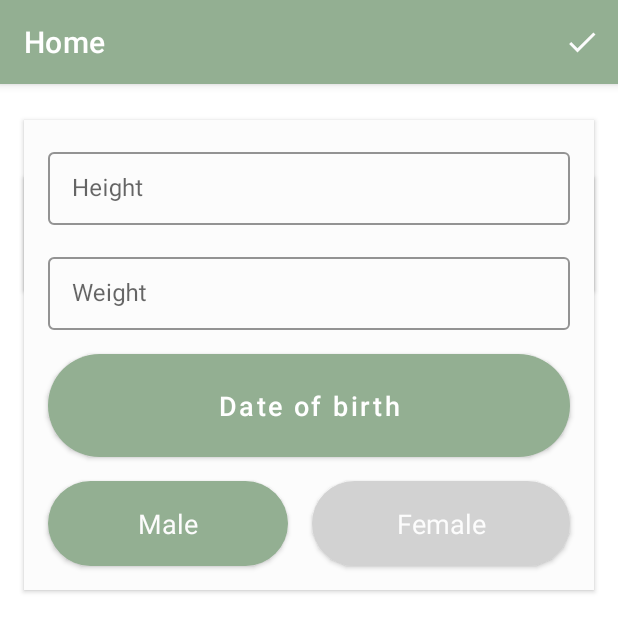
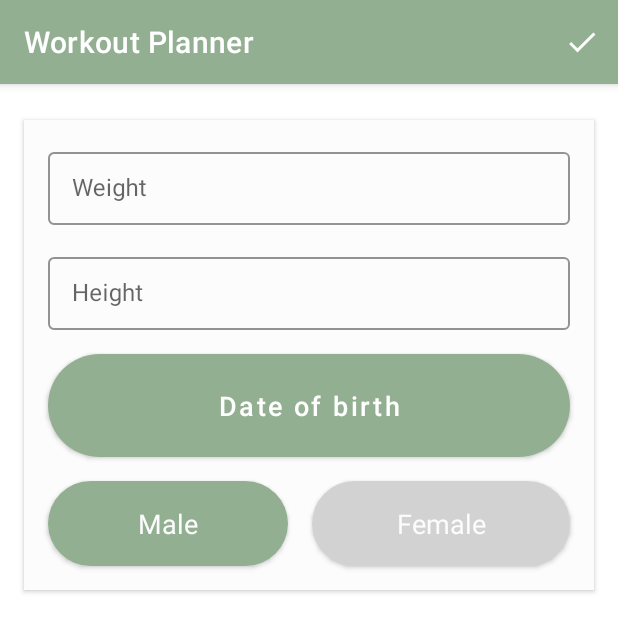
Before and after one commit to William-Larsson/workout-app, an Android app: the fragment EditPersonInfoFragment placed in its activity, after a tap on "save_edited_personinfo", on a phone screen of 412 x 824 dp. Shown: the top 632 px of the screen. Run offline under Robolectric (Android 15) with nearby library versions, the phone set to English and light mode, and no system bars; our stand-ins replace Room's generated code.

Commit message:
[fix] EditPerson now saves state without crash

```diff
--- a/app/build.gradle
+++ b/app/build.gradle
@@ -28,8 +28,8 @@ android {
 
 dependencies {
     implementation fileTree(dir: "libs", include: ["*.jar"])
-    implementation 'androidx.appcompat:appcompat:1.1.0'
-    implementation 'com.google.android.material:material:1.1.0'
+    implementation 'androidx.appcompat:appcompat:1.2.0'
+    implementation 'com.google.android.material:material:1.2.0'
     implementation 'androidx.constraintlayout:constraintlayout:1.1.3'
     implementation 'androidx.navigation:navigation-fragment:2.3.0'
     implementation 'androidx.navigation:navigation-ui:2.3.0'
--- a/app/src/main/java/se/umu/oi17wln/workoutplanner/MainActivity.java
+++ b/app/src/main/java/se/umu/oi17wln/workoutplanner/MainActivity.java
@@ -3,23 +3,27 @@ package se.umu.oi17wln.workoutplanner;
 import android.animation.Animator;
 import android.animation.AnimatorListenerAdapter;
 import android.os.Bundle;
+import android.util.Log;
 import android.view.View;
 
 import com.google.android.material.bottomnavigation.BottomNavigationView;
 import com.google.android.material.bottomnavigation.LabelVisibilityMode;
 
 import androidx.appcompat.app.AppCompatActivity;
-import androidx.core.content.ContextCompat;
-import androidx.navigation.NavController;
-import androidx.navigation.Navigation;
-import androidx.navigation.ui.AppBarConfiguration;
-import androidx.navigation.ui.NavigationUI;
+import androidx.fragment.app.Fragment;
+
+import java.util.Objects;
+
+import se.umu.oi17wln.workoutplanner.ui.home.HomeFragment;
+import se.umu.oi17wln.workoutplanner.ui.notifications.NotificationsFragment;
+import se.umu.oi17wln.workoutplanner.ui.profile.ProfileFragment;
 
 /**
  * Main Activity for hosting the bottom navigation bar,
  * as well as the main content fragments.
  */
 public class MainActivity extends AppCompatActivity {
+    public static final String TAG_EDIT_PERSON_INFO = "se.umu.oi17wln.EDIT_PERSON_INFO";
     BottomNavigationView bottomNavigationView;
 
     @Override
@@ -29,6 +33,38 @@ public class MainActivity extends AppCompatActivity {
 
         setUpBottomNavigation();
         bottomNavigationView.setLabelVisibilityMode(LabelVisibilityMode.LABEL_VISIBILITY_SELECTED);
+
+        if (savedInstanceState != null){
+            //restoreFragmentState(savedInstanceState);
+        } else {
+            getSupportFragmentManager()
+                    .beginTransaction()
+                    .replace(R.id.fragment_container, new HomeFragment())
+                    .commit();
+        }
+
+    }
+
+
+    private void restoreFragmentState(Bundle savedInstanceState){
+        if (savedInstanceState != null) {
+            Fragment visibleFragment;
+
+            visibleFragment = getSupportFragmentManager().findFragmentByTag(TAG_EDIT_PERSON_INFO);
+            if (visibleFragment != null) {
+                Log.d("TAG1", "activity state fragment not null");
+                startRestoredFragment(visibleFragment);
+                return;
+            }
+        }
+    }
+
+    private void startRestoredFragment(Fragment visibleFragment) {
+        getSupportFragmentManager()
+                .beginTransaction()
+                .add(R.id.fragment_container, visibleFragment)
+                .addToBackStack("EditPersonInfoBackStack")
+                .commit();
     }
 
 
@@ -36,18 +72,29 @@ public class MainActivity extends AppCompatActivity {
      * Adds  Bottom App Bar navigation to different fragment-pages of the app
      */
     private void  setUpBottomNavigation(){
-        bottomNavigationView = findViewById(R.id.nav_view);
-        // Passing each menu ID as a set of Ids because each
-        // menu should be considered as top level destinations.
-        AppBarConfiguration appBarConfiguration = new AppBarConfiguration.Builder(
-                R.id.navigation_home,
-                R.id.navigation_dashboard,
-                R.id.navigation_notifications
-        ).build();
-        NavController navController = Navigation.findNavController(this, R.id.nav_host_fragment);
-        NavigationUI.setupActionBarWithNavController(this, navController, appBarConfiguration);
-        NavigationUI.setupWithNavController(bottomNavigationView, navController);
-        bottomNavigationView.setBackgroundColor(ContextCompat.getColor(this, R.color.colorWhite));
+        bottomNavigationView = findViewById(R.id.bottom_nav_view);
+        bottomNavigationView.setOnNavigationItemSelectedListener((menuItem) -> {
+            Fragment selectedFragment = null;
+
+            switch (menuItem.getItemId()){
+                case R.id.navigation_home:
+                    selectedFragment = new HomeFragment();
+                    break;
+                case R.id.navigation_notifications:
+                    selectedFragment = new NotificationsFragment();
+                    break;
+                case R.id.navigation_profile:
+                    selectedFragment = new ProfileFragment();
+                    break;
+            }
+
+            getSupportFragmentManager()
+                    .beginTransaction()
+                    .replace(R.id.fragment_container, Objects.requireNonNull(selectedFragment))
+                    .commit();
+
+            return true;
+        });
     }
 
 
@@ -95,6 +142,15 @@ public class MainActivity extends AppCompatActivity {
 
 
 
+
+
+
+
+
+
+
+
+
     // TODO: this is pseudo code for the step counter:
     /*
      * OBS! Step sensor will count steps from the LAST BOOT. The counter does not reset
--- a/app/src/main/java/se/umu/oi17wln/workoutplanner/ui/editPersonInfo/EditPersonInfoFragment.java
+++ b/app/src/main/java/se/umu/oi17wln/workoutplanner/ui/editPersonInfo/EditPersonInfoFragment.java
@@ -2,6 +2,7 @@ package se.umu.oi17wln.workoutplanner.ui.editPersonInfo;
 
 import android.app.DatePickerDialog;
 import android.os.Bundle;
+import android.util.Log;
 import android.view.LayoutInflater;
 import android.view.Menu;
 import android.view.MenuInflater;
@@ -14,6 +15,7 @@ import android.widget.RadioButton;
 import android.widget.RadioGroup;
 import android.widget.Toast;
 import androidx.annotation.NonNull;
+import androidx.annotation.Nullable;
 import androidx.appcompat.app.AppCompatActivity;
 import androidx.cardview.widget.CardView;
 import androidx.fragment.app.Fragment;
@@ -39,6 +41,11 @@ public class EditPersonInfoFragment
         extends Fragment
         implements DatePickerDialog.OnDateSetListener
 {
+    public static final String TAG_WEIGHT = "INPUT_WEIGHT";
+    public static final String TAG_HEIGHT = "INPUT_HEIGHT";
+    public static final String TAG_DATE = "INPUT_DATE";
+    public static final String TAG_IS_MALE = "INPUT_GENDER";
+
     private View fragmentView;
     private EditPersonViewModel editPersonViewModel;
     private TextInputEditText weightInput;
@@ -76,6 +83,46 @@ public class EditPersonInfoFragment
         return fragmentView;
     }
 
+
+    /**
+     * Save fragment state.
+     * @param outState = the saved state.
+     */
+    @Override
+    public void onSaveInstanceState(@NonNull Bundle outState) {
+        super.onSaveInstanceState(outState);
+        outState.putString(TAG_WEIGHT, Objects.requireNonNull(weightInput.getText()).toString());
+        outState.putString(TAG_HEIGHT, Objects.requireNonNull(heightInput.getText()).toString());
+        outState.putBoolean(TAG_IS_MALE, maleRadioBtn.isChecked());
+        outState.putString(TAG_DATE, getDateOfBirthAsString());
+        Log.d("TAG1", "saved state EDitp");
+    }
+
+
+    /**
+     * Restore state when the underlying activity is
+     * rebuilt by the system.
+     * @param savedInstanceState = saved onStateInstanceState data
+     */
+    @Override
+    public void onActivityCreated(@Nullable Bundle savedInstanceState) {
+        super.onActivityCreated(savedInstanceState);
+
+        if (savedInstanceState != null) {
+            weightInput.setText(savedInstanceState.getString(TAG_WEIGHT));
+            heightInput.setText(savedInstanceState.getString(TAG_HEIGHT));
+            maleRadioBtn.setChecked(savedInstanceState.getBoolean(TAG_IS_MALE));
+            String date = savedInstanceState.getString(TAG_DATE);
+
+            if (date != null && !date.trim().isEmpty()){
+                dateOfBirthBtn.setText(new StringBuilder()
+                        .append(getResources().getString(R.string.date_of_birth))
+                        .append(": ")
+                        .append(savedInstanceState.getString(TAG_DATE)).toString()
+                );
+            }
+        }
+    }
 
     /**
      * Set up references to all relevant UI components
@@ -145,13 +192,7 @@ public class EditPersonInfoFragment
         String weight = Objects.requireNonNull(weightInput.getText()).toString();
         String height = Objects.requireNonNull(heightInput.getText()).toString();
         boolean isMale = maleRadioBtn.isChecked();
-        String dateOfBirth = dateOfBirthBtn.getText().toString();
-
-        if (dateOfBirth.contains(":")){
-            dateOfBirth = dateOfBirth.substring(dateOfBirth.indexOf(":")+1);
-        } else {
-            dateOfBirth = "";
-        }
+        String dateOfBirth = getDateOfBirthAsString();
 
         if (weight.trim().isEmpty() || height.trim().isEmpty() || dateOfBirth.trim().isEmpty()) {
             Toast.makeText(requireContext(), "Please fill in all fields above.", Toast.LENGTH_SHORT).show();
@@ -166,6 +207,24 @@ public class EditPersonInfoFragment
             Toast.makeText(requireContext(), "Information saved", Toast.LENGTH_SHORT).show();
             requireActivity().getSupportFragmentManager().beginTransaction().remove(this).commit();
         }
+    }
+
+
+    /**
+     * Extracts the date of birth date from the button string.
+     * return an empty string if nothing is set
+     * @return = the date of birth
+     */
+    private String getDateOfBirthAsString(){
+        String dateOfBirth = dateOfBirthBtn.getText().toString();
+
+        if (dateOfBirth.contains(":")){
+            dateOfBirth = dateOfBirth.substring(dateOfBirth.indexOf(":")+1);
+        } else {
+            dateOfBirth = "";
+        }
+
+        return dateOfBirth;
     }
 
 
@@ -190,12 +249,6 @@ public class EditPersonInfoFragment
      */
     @Override
     public void onDateSet(DatePicker view, int year, int month, int dayOfMonth) {
-        /*
-        Calendar calendar = Calendar.getInstance();
-        calendar.set(Calendar.YEAR, year);
-        calendar.set(Calendar.MONTH, month);
-        calendar.set(Calendar.DAY_OF_MONTH, dayOfMonth);
-        */
         String strYear = Integer.toString(year);
         String strMonth = month < 10 ? "0" + (month+1) : Integer.toString(month);
         String strDay = dayOfMonth < 10 ? "0" + dayOfMonth : Integer.toString(dayOfMonth);
@@ -220,4 +273,5 @@ public class EditPersonInfoFragment
             ((MainActivity) requireActivity()).showBottomNavigationView();
         }
     }
+
 }
--- a/app/src/main/java/se/umu/oi17wln/workoutplanner/ui/profile/ProfileFragment.java
+++ b/app/src/main/java/se/umu/oi17wln/workoutplanner/ui/profile/ProfileFragment.java
@@ -22,8 +22,8 @@ public class ProfileFragment extends Fragment {
                              ViewGroup container, Bundle savedInstanceState) {
         dashboardViewModel =
                 ViewModelProviders.of(this).get(ProfileViewModel.class);
-        View root = inflater.inflate(R.layout.fragment_dashboard, container, false);
-        final TextView textView = root.findViewById(R.id.text_dashboard);
+        View root = inflater.inflate(R.layout.fragment_profile, container, false);
+        final TextView textView = root.findViewById(R.id.text_profile);
         dashboardViewModel.getText().observe(getViewLifecycleOwner(), new Observer<String>() {
             @Override
             public void onChanged(@Nullable String s) {
--- a/app/src/main/java/se/umu/oi17wln/workoutplanner/ui/profile/ProfileViewModel.java
+++ b/app/src/main/java/se/umu/oi17wln/workoutplanner/ui/profile/ProfileViewModel.java
@@ -10,7 +10,7 @@ public class ProfileViewModel extends ViewModel {
 
     public ProfileViewModel() {
         mText = new MutableLiveData<>();
-        mText.setValue("This is dashboard fragment");
+        mText.setValue("This is profile fragment");
     }
 
     public LiveData<String> getText() {
--- a/app/src/main/res/layout/activity_main.xml
+++ b/app/src/main/res/layout/activity_main.xml
@@ -1,34 +1,27 @@
 <?xml version="1.0" encoding="utf-8"?>
-<androidx.constraintlayout.widget.ConstraintLayout xmlns:android="http://schemas.android.com/apk/res/android"
+<RelativeLayout xmlns:android="http://schemas.android.com/apk/res/android"
     xmlns:app="http://schemas.android.com/apk/res-auto"
     android:id="@+id/container"
     android:layout_width="match_parent"
     android:layout_height="match_parent">
 
     <com.google.android.material.bottomnavigation.BottomNavigationView
-        android:id="@+id/nav_view"
-        android:layout_width="0dp"
+        android:id="@+id/bottom_nav_view"
+        android:layout_width="match_parent"
         android:layout_height="wrap_content"
+        android:layout_alignParentBottom="true"
         android:background="?android:attr/windowBackground"
-        app:layout_constraintBottom_toBottomOf="parent"
-        app:layout_constraintLeft_toLeftOf="parent"
-        app:layout_constraintRight_toRightOf="parent"
         app:menu="@menu/bottom_nav_menu"
         app:itemIconTint="@drawable/bottom_nav_item_colors"
         app:itemTextColor="@drawable/bottom_nav_item_colors"
         />
 
-    <!-- NOTE: Do not lint <fragment/> there is a bug with FragmentContainerView -->
-    <fragment
-        android:id="@+id/nav_host_fragment"
-        android:name="androidx.navigation.fragment.NavHostFragment"
+
+    <FrameLayout
+        android:id="@+id/fragment_container"
         android:layout_width="match_parent"
         android:layout_height="match_parent"
-        app:defaultNavHost="true"
-        app:layout_constraintHorizontal_bias="0.0"
-        app:layout_constraintLeft_toLeftOf="parent"
-        app:layout_constraintRight_toRightOf="parent"
-        app:layout_constraintTop_toTopOf="parent"
-        app:navGraph="@navigation/mobile_navigation" />
+        android:layout_above="@id/bottom_nav_view"
+        />
 
-</androidx.constraintlayout.widget.ConstraintLayout>
+</RelativeLayout>
--- a/app/src/main/res/layout/fragment_editpersoninfo.xml
+++ b/app/src/main/res/layout/fragment_editpersoninfo.xml
@@ -21,6 +21,7 @@
             android:layout_height="match_parent"
             android:orientation="vertical">
 
+
             <com.google.android.material.textfield.TextInputLayout
                 style="@style/Widget.MaterialComponents.TextInputLayout.OutlinedBox.Dense"
                 android:layout_width="match_parent"
@@ -28,12 +29,12 @@
                 android:layout_marginStart="16dp"
                 android:layout_marginTop="16dp"
                 android:layout_marginEnd="16dp"
-                android:hint="@string/height"
+                android:hint="@string/weight"
                 app:boxStrokeColor="@color/colorAccentPrimary"
                 app:errorTextColor="@color/colorAccentRed">
 
                 <com.google.android.material.textfield.TextInputEditText
-                    android:id="@+id/user_input_height"
+                    android:id="@+id/user_input_weight"
                     android:layout_width="match_parent"
                     android:layout_height="match_parent"
                     android:digits="0123456789."
@@ -48,12 +49,12 @@
                 android:layout_marginStart="16dp"
                 android:layout_marginTop="16dp"
                 android:layout_marginEnd="16dp"
-                android:hint="@string/weight"
+                android:hint="@string/height"
                 app:boxStrokeColor="@color/colorAccentPrimary"
                 app:errorTextColor="@color/colorAccentRed">
 
                 <com.google.android.material.textfield.TextInputEditText
-                    android:id="@+id/user_input_weight"
+                    android:id="@+id/user_input_height"
                     android:layout_width="match_parent"
                     android:layout_height="match_parent"
                     android:digits="0123456789."
--- a/app/src/main/res/layout/fragment_dashboard.xml
+++ b/app/src/main/res/layout/fragment_profile.xml
@@ -9,7 +9,7 @@
 
 
     <TextView
-        android:id="@+id/text_dashboard"
+        android:id="@+id/text_profile"
         android:layout_width="match_parent"
         android:layout_height="wrap_content"
         android:layout_marginStart="8dp"
--- a/app/src/main/res/menu/bottom_nav_menu.xml
+++ b/app/src/main/res/menu/bottom_nav_menu.xml
@@ -9,9 +9,9 @@
         />
 
     <item
-        android:id="@+id/navigation_dashboard"
+        android:id="@+id/navigation_profile"
         android:icon="@drawable/ic_dashboard_black_24dp"
-        android:title="@string/title_dashboard" />
+        android:title="@string/title_profile" />
 
     <item
         android:id="@+id/navigation_notifications"
--- a/app/src/main/res/navigation/mobile_navigation.xml
+++ b/app/src/main/res/navigation/mobile_navigation.xml
@@ -12,14 +12,15 @@
         tools:layout="@layout/fragment_home" />
 
     <fragment
-        android:id="@+id/navigation_dashboard"
+        android:id="@+id/navigation_profile"
         android:name="se.umu.oi17wln.workoutplanner.ui.profile.ProfileFragment"
-        android:label="@string/title_dashboard"
-        tools:layout="@layout/fragment_dashboard" />
+        android:label="@string/title_profile"
+        tools:layout="@layout/fragment_profile" />
 
     <fragment
         android:id="@+id/navigation_notifications"
         android:name="se.umu.oi17wln.workoutplanner.ui.notifications.NotificationsFragment"
         android:label="@string/title_notifications"
         tools:layout="@layout/fragment_notifications" />
+
 </navigation>
--- a/app/src/main/res/values/strings.xml
+++ b/app/src/main/res/values/strings.xml
@@ -1,7 +1,7 @@
 <resources>
     <string name="app_name">Workout Planner</string>
     <string name="title_home">Home</string>
-    <string name="title_dashboard">Dashboard</string>
+    <string name="title_profile">Profile</string>
     <string name="title_notifications">Notifications</string>
     <string name="value_unknown">--</string>
     <string name="kilogram_short">kg</string>
```
Also changed, not shown: app/src/main/java/se/umu/oi17wln/workoutplanner/ui/home/HomeFragment.java (+8 -2 lines).
